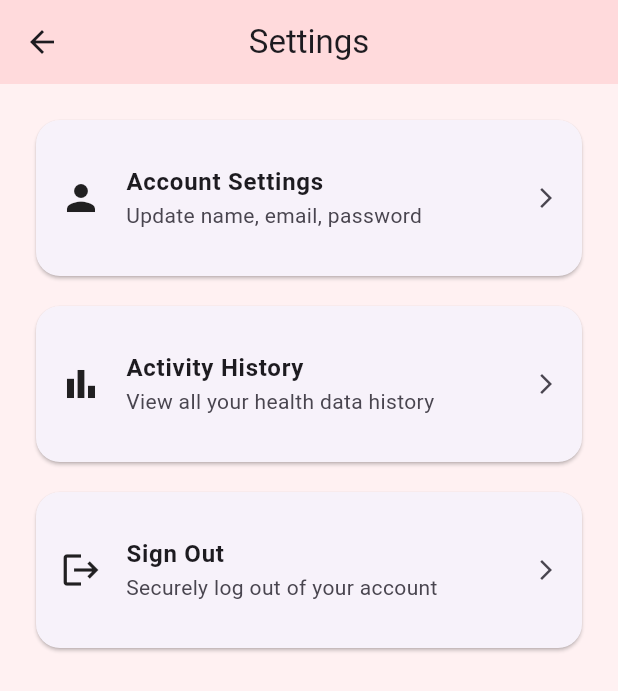
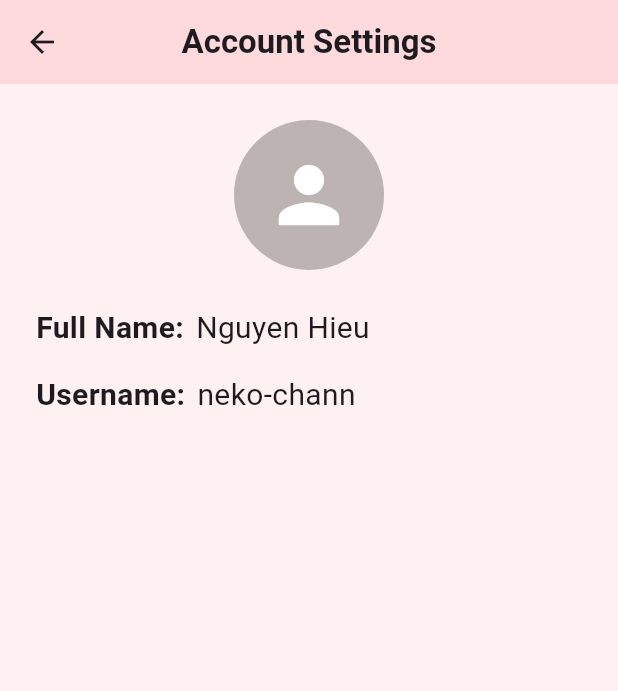
Before and after one commit to upalnamochennij/Project_Integration, a Flutter app: the SettingsScreen screen opened directly, after a tap on "Account Settings", on a phone screen of 412 x 824 dp. Shown: the top 691 px of the screen. Run offline on Flutter 3.47's test engine with Material 3 defaults, Android fonts, the light colour scheme and no system bars; our stand-ins replace fl_chart, syncfusion_flutter_gauges; Roboto replaces fonts that are missing (Sans).

Commit message:
Update latest version

```diff
--- /dev/null
+++ b/test_app/lib/Setting/AccountSettingsScreen.dart
@@ -0,0 +1,62 @@
+import 'package:flutter/material.dart';
+
+class AccountSettingsScreen extends StatelessWidget {
+  const AccountSettingsScreen({super.key});
+
+  @override
+  Widget build(BuildContext context) {
+    // Example user data - in a real app, this would come from a user model or provider
+    const String fullName = 'Nguyen Hieu';
+    const String email = '544469@student.saxion.nl';
+    const String username = 'neko-chann';
+
+    return Scaffold(
+      appBar: AppBar(
+        backgroundColor: const Color(0xFFFFDADC),
+        title: const Text('Account Settings', style: TextStyle(fontWeight: FontWeight.bold),),
+        centerTitle: true,
+      ),
+      body: Padding(
+        padding: const EdgeInsets.all(24.0),
+        child: Column(
+          crossAxisAlignment: CrossAxisAlignment.center,
+          children: [
+            const CircleAvatar(
+              radius: 50,
+              backgroundColor: Colors.black26,
+              child: Icon(Icons.person, size: 60, color: Colors.white),
+            ),
+            const SizedBox(height: 24),
+        _buildInfoRow('Full Name', fullName, fontSize: 20),
+        _buildInfoRow('Username', username, fontSize: 20),
+          ],
+        ),
+      ),
+    );
+  }
+
+  Widget _buildInfoRow(String label, String value, {double fontSize = 16}) {
+    return Padding(
+      padding: const EdgeInsets.only(bottom: 16),
+      child: Row(
+        crossAxisAlignment: CrossAxisAlignment.start,
+        children: [
+          Text(
+            '$label:',
+            style: TextStyle(
+              fontWeight: FontWeight.bold,
+              fontSize: fontSize,
+            ),
+          ),
+          const SizedBox(width: 8),
+          Expanded(
+            child: Text(
+              value,
+              style: TextStyle(fontSize: fontSize),
+            ),
+          ),
+        ],
+      ),
+    );
+  }
+}
--- a/test_app/lib/functions/vital_trend.dart
+++ b/test_app/lib/functions/vital_trend.dart
@@ -16,7 +16,7 @@ class _VitalTrendState extends State<VitalTrend> {
   final List<String> titles = [
     'Heart Rate',
     'Foot Steps',
-    'Body Temperature',
+    'Temperature',
     'Blood Oxygen',
   ];
 
@@ -29,8 +29,8 @@ class _VitalTrendState extends State<VitalTrend> {
 
   final List<List<double>> allData = [
     [72, 75, 78, 76, 74, 73, 77],
-    [5200, 6200, 5800, 6100, 5900, 6000, 6300], // foot steps
-    [36.6, 36.7, 36.8, 36.5, 36.6, 36.7, 36.8],
+    [200, 500, 620, 580, 610, 670, 690], // foot steps
+    [23, 23.7, 23.8, 23.5, 23.6, 23.7, 24],
     [98, 97, 99, 98, 96, 97, 98],
   ];
 
--- a/test_app/lib/login_screen/login_page.dart
+++ b/test_app/lib/login_screen/login_page.dart
@@ -49,8 +49,8 @@ class LoginPage extends StatelessWidget {
                     TextField(
                       controller: emailController,
                       decoration: const InputDecoration(
-                        prefixIcon: Icon(Icons.email_outlined),
-                        labelText: 'Email',
+                        prefixIcon: Icon(Icons.alternate_email),
+                        labelText: 'Username',
                         border: UnderlineInputBorder(),
                       ),
                     ),
--- a/test_app/lib/screens/bottom_navigatorbar.dart
+++ b/test_app/lib/screens/bottom_navigatorbar.dart
@@ -40,10 +40,6 @@ class _VitalTrackHomeState extends State<VitalTrackHome> {
             icon: Icon(Icons.fitness_center),
             label: 'BMI Tracker',
           ),
-          BottomNavigationBarItem(
-            icon: Icon(Icons.healing), //
-            label: 'Symptoms',
-          ),
         ],
       ),
     );
--- a/test_app/lib/screens/settings_screen.dart
+++ b/test_app/lib/screens/settings_screen.dart
@@ -1,4 +1,5 @@
 import 'package:flutter/material.dart';
+import '../Setting/AccountSettingsScreen.dart';
 
 class SettingsScreen extends StatelessWidget {
   const SettingsScreen({super.key});
@@ -8,7 +9,7 @@ class SettingsScreen extends StatelessWidget {
     return Scaffold(
       appBar: AppBar(
         backgroundColor: const Color(0xFFFFDADC),
-        title: const Text('Settings'),
+        title: const Text('Settings', style: TextStyle(fontWeight: FontWeight.bold)),
         centerTitle: true,
       ),
       body: ListView(
@@ -18,18 +19,12 @@ class SettingsScreen extends StatelessWidget {
             context,
             icon: Icons.person,
             title: 'Account Settings',
-            subtitle: 'Update name, email, password',
+            subtitle: 'Checking Full name, Username',
             onTap: () {
-              // Implement navigation to Account Settings screen
-            },
-          ),
-          _buildSettingCard(
-            context,
-            icon: Icons.bar_chart,
-            title: 'Activity History',
-            subtitle: 'View all your health data history',
-            onTap: () {
-              // Implement navigation to full data history screen
+              Navigator.push(
+                context,
+                MaterialPageRoute(builder: (context) => const AccountSettingsScreen()),
+              );
             },
           ),
           _buildSettingCard(
```
Also changed, not shown: test_app/lib/login_screen/create_account_page.dart (+21 -13 lines), test_app/lib/screens/homescreen.dart (+6 -6 lines).
